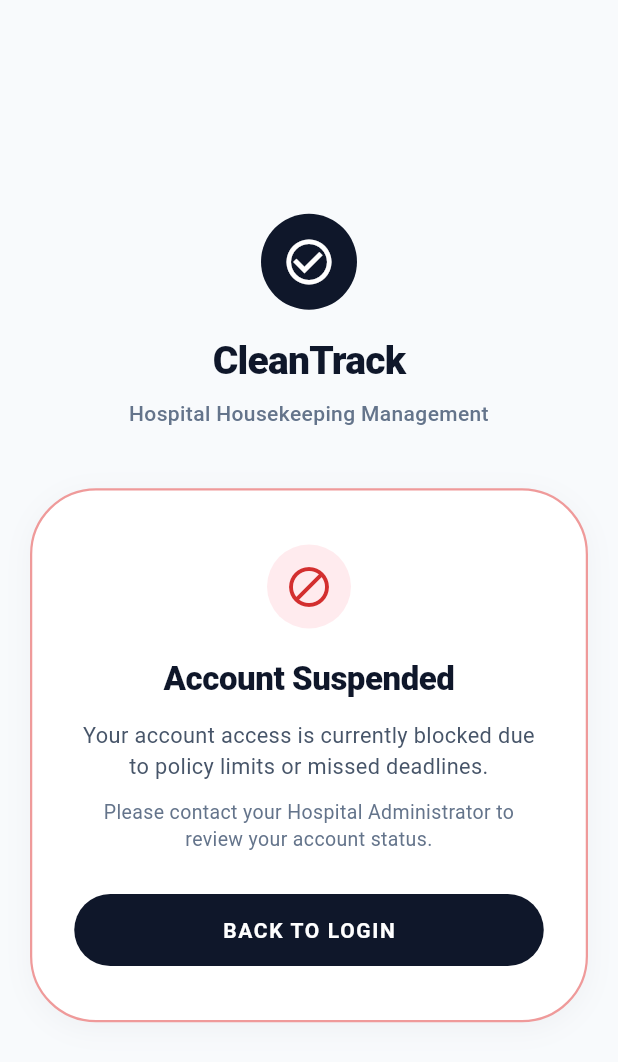
After one commit to kalviumcommunity/Harshit_CleanTrack_Kalvium-Community, a Flutter app: the SuspensionScreen screen opened directly, on a phone screen of 412 x 824 dp. The commit adds this screen. Shown: the top 1062 px of the screen. Run offline on Flutter 3.47's test engine with Material 3 defaults, Android fonts, the phone set to English and light mode, and no system bars; our stand-ins replace cloud_firestore, firebase_auth, firebase_core; accounts and stored records are empty.

Commit message:
feat(navigation): add role-based redirection with dashboard and suspension scaffolds

```diff
--- a/lib/main.dart
+++ b/lib/main.dart
@@ -35,6 +35,10 @@ class CleanTrackApp extends StatelessWidget {
         useMaterial3: true,
         scaffoldBackgroundColor: const Color(0xFFF8FAFC),
       ),
+      scrollBehavior: const MaterialScrollBehavior().copyWith(
+        overscroll: false,
+        physics: const ClampingScrollPhysics(),
+      ),
       home: const SplashScreen(),
       routes: {
         '/register': (context) => const RegisterScreen(),
--- /dev/null
+++ b/lib/screens/suspension_screen.dart
@@ -0,0 +1,166 @@
+import 'package:flutter/material.dart';
+import '../models/user_model.dart';
+import '../services/auth_service.dart';
+import '../widgets/app_logo.dart';
+import 'login_screen.dart';
+
+class SuspensionScreen extends StatelessWidget {
+  final UserModel? user;
+
+  const SuspensionScreen({super.key, this.user});
+
+  @override
+  Widget build(BuildContext context) {
+    return Scaffold(
+      backgroundColor: const Color(0xFFF8FAFC),
+      body: SafeArea(
+        child: Center(
+          child: SingleChildScrollView(
+            padding: const EdgeInsets.symmetric(horizontal: 20.0, vertical: 24.0),
+            child: ConstrainedBox(
+              constraints: const BoxConstraints(maxWidth: 440),
+              child: Column(
+                mainAxisAlignment: MainAxisAlignment.center,
+                children: [
+                  // App Logo
+                  const AppLogo(size: 64, iconSize: 36),
+                  const SizedBox(height: 16),
+                  const Text(
+                    'CleanTrack',
+                    style: TextStyle(
+                      fontSize: 26,
+                      fontWeight: FontWeight.w800,
+                      color: Color(0xFF0F172A),
+                      letterSpacing: -0.5,
+                    ),
+                    textAlign: TextAlign.center,
+                  ),
+                  const SizedBox(height: 6),
+                  const Text(
+                    'Hospital Housekeeping Management',
+                    style: TextStyle(
+                      fontSize: 14,
+                      color: Color(0xFF64748B),
+                      fontWeight: FontWeight.w500,
+                    ),
+                    textAlign: TextAlign.center,
+                  ),
+                  const SizedBox(height: 40),
+
+                  // Suspension Card
+                  Container(
+                    width: double.infinity,
+                    decoration: BoxDecoration(
+                      color: Colors.white,
+                      borderRadius: BorderRadius.circular(44),
+                      border: Border.all(
+                        color: Colors.red.shade200,
+                        width: 1.5,
+                      ),
+                      boxShadow: [
+                        BoxShadow(
+                          color: const Color(0xFF0F172A).withValues(alpha: 0.04),
+                          blurRadius: 16,
+                          offset: const Offset(0, 4),
+                        ),
+                      ],
+                    ),
+                    padding: const EdgeInsets.symmetric(
+                      horizontal: 28,
+                      vertical: 36,
+                    ),
+                    child: Column(
+                      mainAxisSize: MainAxisSize.min,
+                      children: [
+                        Container(
+                          width: 56,
+                          height: 56,
+                          decoration: BoxDecoration(
+                            color: Colors.red.shade50,
+                            shape: BoxShape.circle,
+                          ),
+                          child: Icon(
+                            Icons.block,
+                            color: Colors.red.shade700,
+                            size: 32,
+                          ),
+                        ),
+                        const SizedBox(height: 18),
+                        const Text(
+                          'Account Suspended',
+                          style: TextStyle(
+                            fontSize: 22,
+                            fontWeight: FontWeight.w800,
+                            color: Color(0xFF0F172A),
+                            letterSpacing: -0.3,
+                          ),
+                          textAlign: TextAlign.center,
+                        ),
+                        const SizedBox(height: 12),
+                        Text(
+                          user?.name.isNotEmpty == true
+                              ? 'Hello ${user!.name}, your account access is currently blocked due to policy limits or missed deadlines.'
+                              : 'Your account access is currently blocked due to policy limits or missed deadlines.',
+                          style: const TextStyle(
+                            fontSize: 14.5,
+                            color: Color(0xFF475569),
+                            height: 1.45,
+                          ),
+                          textAlign: TextAlign.center,
+                        ),
+                        const SizedBox(height: 10),
+                        const Text(
+                          'Please contact your Hospital Administrator to review your account status.',
+                          style: TextStyle(
+                            fontSize: 13,
+                            color: Color(0xFF64748B),
+                            height: 1.4,
+                          ),
+                          textAlign: TextAlign.center,
+                        ),
+                        const SizedBox(height: 28),
+                        SizedBox(
+                          width: double.infinity,
+                          height: 48,
+                          child: ElevatedButton(
+                            key: const Key('suspensionLogoutButton'),
+                            style: ElevatedButton.styleFrom(
+                              backgroundColor: const Color(0xFF0F172A),
+                              foregroundColor: Colors.white,
+                              elevation: 0,
+                              shape: RoundedRectangleBorder(
+                                borderRadius: BorderRadius.circular(24),
+                              ),
+                            ),
+                            onPressed: () async {
+                              await AuthService().signOut();
+                              if (context.mounted) {
+                                Navigator.pushAndRemoveUntil(
+                                  context,
+                                  MaterialPageRoute(builder: (_) => const LoginScreen()),
+                                  (route) => false,
+                                );
+                              }
+                            },
+                            child: const Text(
+                              'BACK TO LOGIN',
+                              style: TextStyle(
+                                fontSize: 14,
+                                fontWeight: FontWeight.bold,
+                                letterSpacing: 1.1,
+                              ),
+                            ),
+                          ),
+                        ),
+                      ],
+                    ),
+                  ),
+                ],
+              ),
+            ),
+          ),
+        ),
+      ),
+    );
+  }
+}
```
Also changed, not shown: lib/screens/admin_dashboard_screen.dart (added, +67 -0 lines), lib/screens/supervisor_dashboard_screen.dart (added, +67 -0 lines), lib/screens/worker_dashboard_screen.dart (added, +67 -0 lines).
